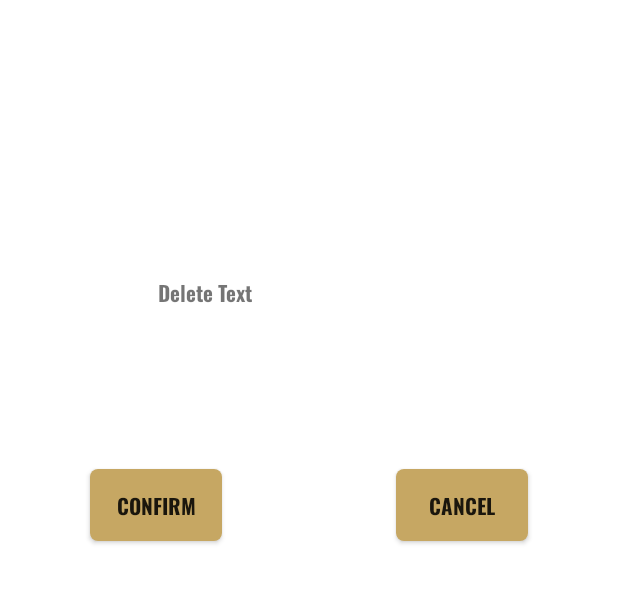
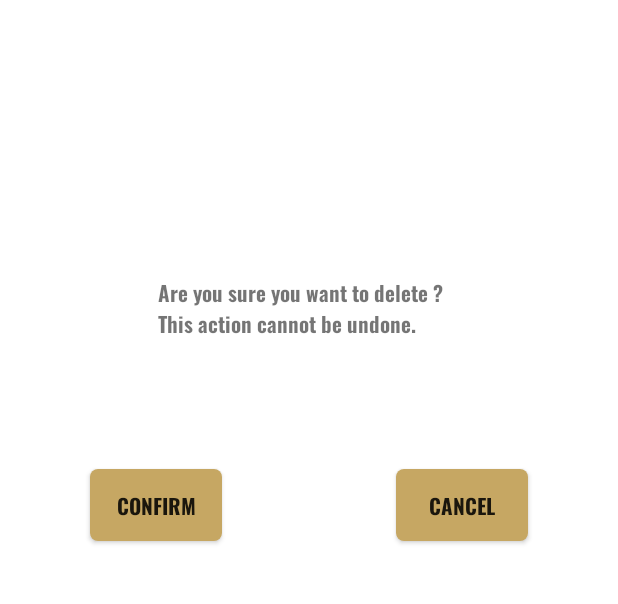
Before and after one commit to MBZ-0/TAAM-Collection-Management-App, an Android app: the fragment RemoveItemFragment placed in its activity, on a phone screen of 412 x 824 dp, the part 61-665 px from its top. Run offline under Robolectric (Android 15) with nearby library versions, the phone set to English and light mode, and no system bars; our stand-ins replace Firebase (no records; nobody signed in at launch, a user with empty details on screens opened directly).

Commit message:
feat: added line to change confirmation text

```diff
--- a/app/src/main/java/com/tbb/taamcollection/RemoveItemFragment.java
+++ b/app/src/main/java/com/tbb/taamcollection/RemoveItemFragment.java
@@ -27,6 +27,8 @@ public class RemoveItemFragment extends Fragment {
         buttonConfirm = view.findViewById(R.id.buttonConfirm);
         buttonCancel = view.findViewById(R.id.buttonCancel);
 
+        textViewDeleteText.setText("Are you sure you want to delete " + "" + "? This action cannot be undone.");
+
         buttonConfirm.setOnClickListener(new View.OnClickListener() {
             @Override
             public void onClick(View v) {
```
